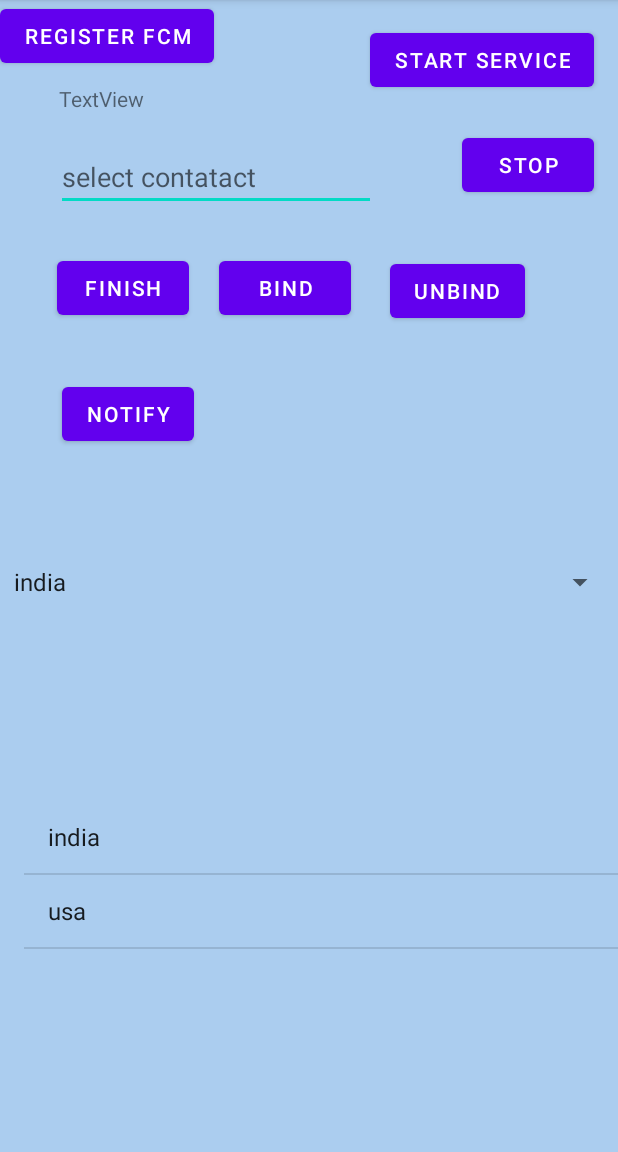
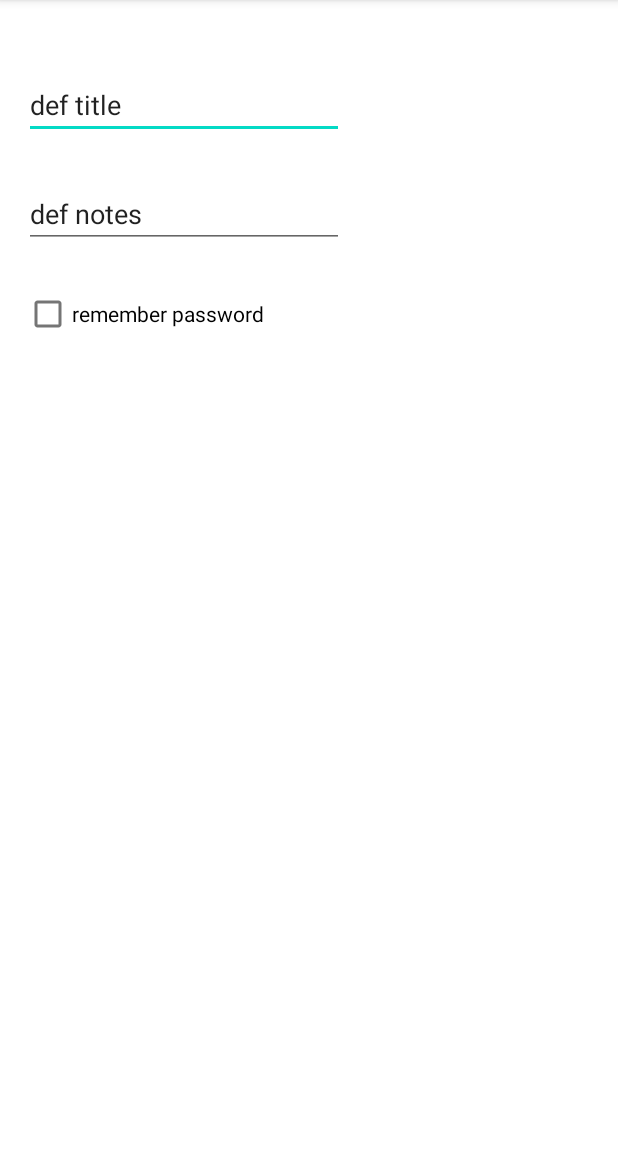
Before and after one commit to abdultanveer/philips, an Android app: the screen it shows after launch (HomeActivity before the commit, DataActivity after it), on a phone screen of 412 x 824 dp, the part 84-1236 px from its top. Run offline under Robolectric (Android 15) with nearby library versions, the phone set to English and light mode, and no system bars.

Commit message:
shared preferences

```diff
--- /dev/null
+++ b/app/src/main/java/com/abdul/philips/datastorage/DataActivity.kt
@@ -0,0 +1,67 @@
+package com.abdul.philips.datastorage
+
+import android.content.SharedPreferences
+import androidx.appcompat.app.AppCompatActivity
+import android.os.Bundle
+import android.widget.CheckBox
+import android.widget.EditText
+import com.abdul.philips.R
+
+class DataActivity : AppCompatActivity() {
+
+    lateinit var etTitle: EditText
+    lateinit var etNotes: EditText
+    lateinit var cbRemPwd: CheckBox
+
+    override fun onCreate(savedInstanceState: Bundle?) {
+        super.onCreate(savedInstanceState)
+        setContentView(R.layout.activity_data)
+
+        etTitle = findViewById(R.id.etTitle)
+        etNotes = findViewById(R.id.etNotes)
+        cbRemPwd = findViewById(R.id.cbRemPwd)
+    }
+
+    override fun onPause() {
+        super.onPause()
+        saveData()
+    }
+
+    private fun saveData() {
+        //get data from edittext
+        var title = etTitle.text.toString()
+        var notes = etNotes.text.toString()
+        var isChecked = cbRemPwd.isChecked
+        //create a file
+        var sharedPreferences: SharedPreferences
+        sharedPreferences = getSharedPreferences("philipsPrefs", MODE_PRIVATE)
+        //open the file in edit mode
+        //SharedPreferences.Editor editor = sharedPreferences.edit()
+        //var editor:SharedPreferences.Editor = sharedPreferences.edit()
+        var editor = sharedPreferences.edit()
+        //write to the file
+        editor.putString("titlekey",title)
+        editor.putString("noteskey",notes)
+        editor.putBoolean("cb", isChecked)
+        //save the file
+        editor.apply()
+    }
+
+    override fun onResume() {
+        super.onResume()
+        restoreData()
+    }
+
+    private fun restoreData() {
+        //open the file
+       var sharedPreferences = getSharedPreferences("philipsPrefs", MODE_PRIVATE)
+        //read the data
+        var title = sharedPreferences.getString("titlekey","def title")
+        var notes = sharedPreferences.getString("noteskey","def notes")
+        var isChecked = sharedPreferences.getBoolean("cb",false)
+        //put the data into the fields
+        etTitle.setText(title)
+        etNotes.setText(notes)
+        cbRemPwd.isChecked = isChecked
+    }
+}
--- /dev/null
+++ b/app/src/main/res/layout/activity_data.xml
@@ -0,0 +1,42 @@
+<?xml version="1.0" encoding="utf-8"?>
+<androidx.constraintlayout.widget.ConstraintLayout xmlns:android="http://schemas.android.com/apk/res/android"
+    xmlns:app="http://schemas.android.com/apk/res-auto"
+    xmlns:tools="http://schemas.android.com/tools"
+    android:layout_width="match_parent"
+    android:layout_height="match_parent"
+    tools:context=".datastorage.DataActivity">
+
+    <EditText
+        android:id="@+id/etTitle"
+        android:layout_width="wrap_content"
+        android:layout_height="wrap_content"
+        android:layout_marginStart="16dp"
+        android:layout_marginTop="47dp"
+        android:ems="10"
+        android:hint="enter title"
+        android:inputType="textPersonName"
+        app:layout_constraintStart_toStartOf="parent"
+        app:layout_constraintTop_toTopOf="parent" />
+
+    <EditText
+        android:id="@+id/etNotes"
+        android:layout_width="wrap_content"
+        android:layout_height="wrap_content"
+        android:layout_marginStart="16dp"
+        android:layout_marginTop="27dp"
+        android:ems="10"
+        android:hint="enter notes"
+        android:inputType="textPersonName"
+        app:layout_constraintStart_toStartOf="parent"
+        app:layout_constraintTop_toBottomOf="@+id/etTitle" />
+
+    <CheckBox
+        android:id="@+id/cbRemPwd"
+        android:layout_width="wrap_content"
+        android:layout_height="wrap_content"
+        android:layout_marginStart="16dp"
+        android:layout_marginTop="20dp"
+        android:text="remember password"
+        app:layout_constraintStart_toStartOf="parent"
+        app:layout_constraintTop_toBottomOf="@+id/etNotes" />
+</androidx.constraintlayout.widget.ConstraintLayout>
--- a/app/src/main/res/layout/activity_home.xml
+++ b/app/src/main/res/layout/activity_home.xml
@@ -121,10 +121,11 @@
 
     <Button
         android:id="@+id/btnFcm"
-        android:onClick="getRegnTokenFCM"
         android:layout_width="wrap_content"
         android:layout_height="wrap_content"
+        android:layout_marginStart="13dp"
+        android:onClick="getRegnTokenFCM"
         android:text="Register fcm"
-        tools:layout_editor_absoluteX="142dp"
-        tools:layout_editor_absoluteY="252dp" />
+        app:layout_constraintBaseline_toBaselineOf="@+id/btnNotify"
+        app:layout_constraintStart_toEndOf="@+id/btnNotify" />
 </androidx.constraintlayout.widget.ConstraintLayout>
```
Also changed, not shown: app/src/main/AndroidManifest.xml (+24 -25 lines).
